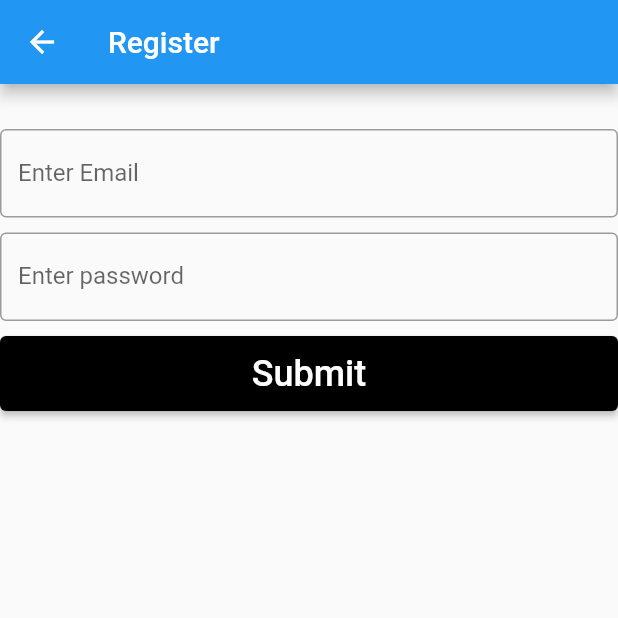
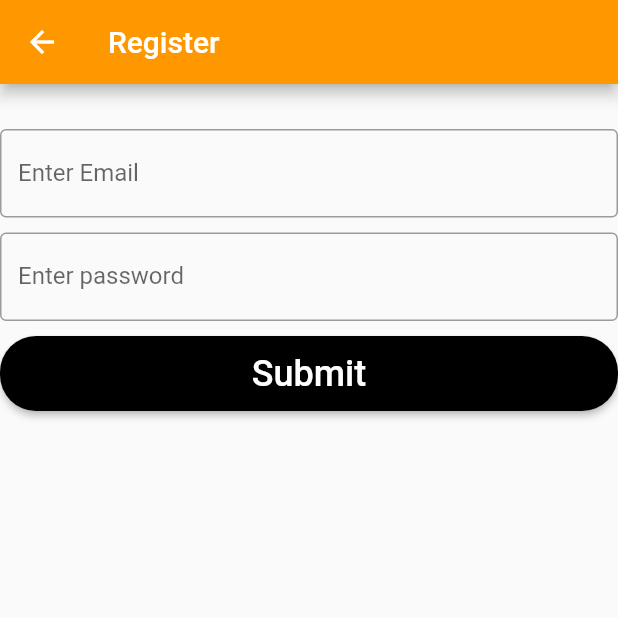
Before and after one commit to amirs18/swish006, a Flutter app: the RegisterPage screen opened by its route, after a tap on "Submit", on a phone screen of 412 x 824 dp, the top half of it. Run offline on Flutter 3.47's test engine with Material 2 defaults, Android fonts, the phone set to English and light mode, and no system bars; our stand-ins replace firebase_auth, firebase_core, google_sign_in; missing offline and left inert: dart:js, flutter_facebook_auth; accounts and stored records are empty; network calls fail.

Commit message:
up next taskes

```diff
--- a/lib/main.dart
+++ b/lib/main.dart
@@ -3,6 +3,7 @@ import 'package:firebase_core/firebase_core.dart';
 import 'package:flutter/material.dart';
 import 'package:swish006/screens/auth/LogIn_page.dart';
 import 'package:swish006/screens/auth/Register_page.dart';
+import 'package:swish006/screens/home/homeScreen.dart';
 import 'firebase_options.dart';
 
 void main() async {
@@ -23,6 +24,7 @@ class MyApp extends StatelessWidget {
     return MaterialApp(
         title: _title,
         theme: ThemeData(
+          appBarTheme: const AppBarTheme(backgroundColor: Colors.orange),
           primaryColor: Colors.orange,
           backgroundColor: Colors.orange,
         ),
@@ -30,7 +32,8 @@ class MyApp extends StatelessWidget {
         routes: {
           '/': (context) => const FirstScreen(),
           '/register': (context) => RegisterPage(),
-          '/login': (context) => LogInPage()
+          '/login': (context) => LogInPage(),
+          '/home': (context) => HomeScreen(),
         });
   }
 }
--- a/lib/screens/auth/LogIn_page.dart
+++ b/lib/screens/auth/LogIn_page.dart
@@ -60,7 +60,11 @@ class _LogInPageState extends State<LogInPage> {
                   minimumSize: const Size.fromHeight(50), // NEW
                   shape: RoundedRectangleBorder(
                       borderRadius: BorderRadius.circular(24))),
-              onPressed: () => auth().signInWithGoogle(),
+              onPressed: () => {
+                auth().signInWithEmail(
+                    emailController.text, passwordController.text),
+                if (true) Navigator.pushNamed(context, '/home')
+              },
               child: const Text(
                 'Submit',
                 style: TextStyle(fontSize: 24),
--- a/lib/screens/auth/Register_page.dart
+++ b/lib/screens/auth/Register_page.dart
@@ -56,10 +56,12 @@ class _RegisterPageState extends State<RegisterPage> {
             ),
             ElevatedButton(
               style: ElevatedButton.styleFrom(
-                primary: Colors.black,
-                minimumSize: const Size.fromHeight(50), // NEW
-              ),
-              onPressed: () => auth().signInWithGoogle(),
+                  primary: Colors.black,
+                  minimumSize: const Size.fromHeight(50), // NEW
+                  shape: RoundedRectangleBorder(
+                      borderRadius: BorderRadius.circular(24))),
+              onPressed: () => auth().registerWithEmail(
+                  emailController.text, passwordController.text),
               child: const Text(
                 'Submit',
                 style: TextStyle(fontSize: 24),
```
Also changed, not shown: lib/screens/auth/auth.dart (+17 -0 lines), pubspec.lock.
